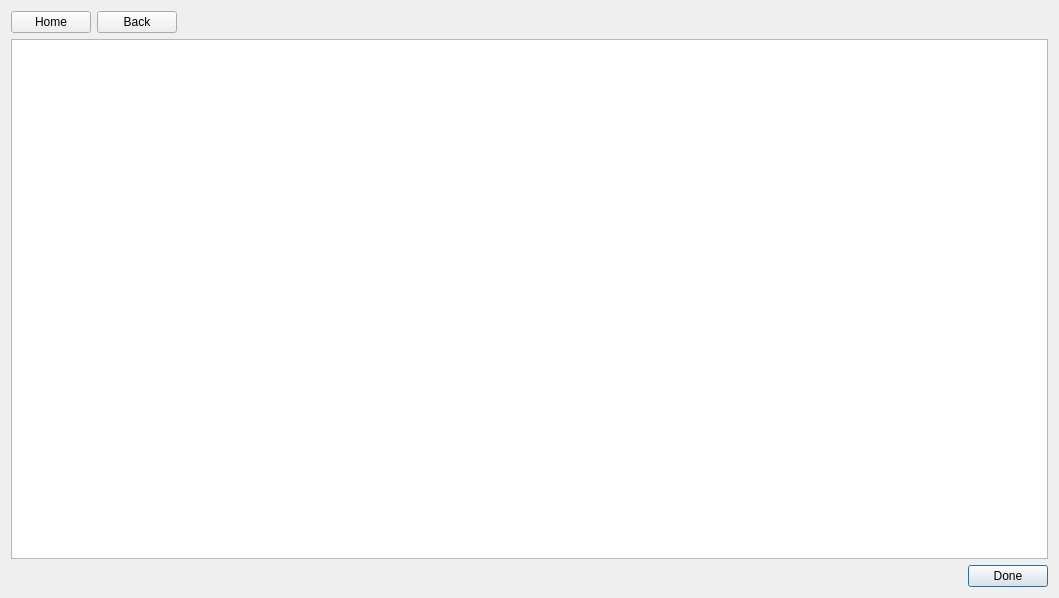
This is Application/ui/HelpDialog.ui in rayngrowingsystems/RVS_Analytics as Qt 5 draws it before an edit. The edited form follows.
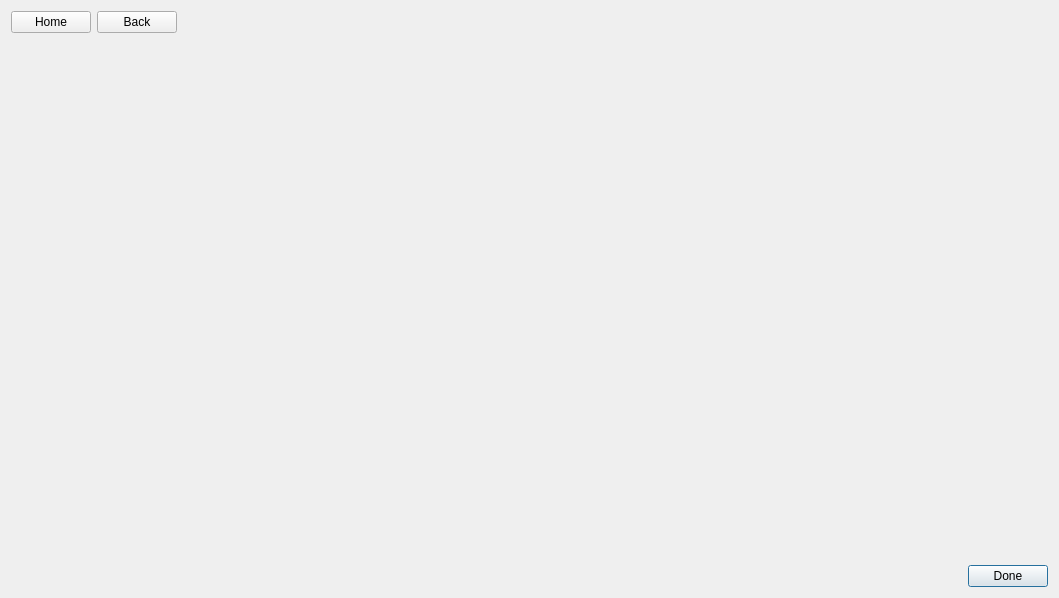
This is the edited form.

```diff
--- a/Application/ui/HelpDialog.ui
+++ b/Application/ui/HelpDialog.ui
@@ -58,7 +58,14 @@
     </layout>
    </item>
    <item row="1" column="0">
-    <widget class="QTextBrowser" name="help_browser"/>
+    <widget class="QWidget" name="help_widget" native="true">
+     <property name="sizePolicy">
+      <sizepolicy hsizetype="Expanding" vsizetype="Expanding">
+       <horstretch>0</horstretch>
+       <verstretch>0</verstretch>
+      </sizepolicy>
+     </property>
+    </widget>
    </item>
    <item row="2" column="0">
     <layout class="QHBoxLayout" name="horizontalLayout_3">
```
